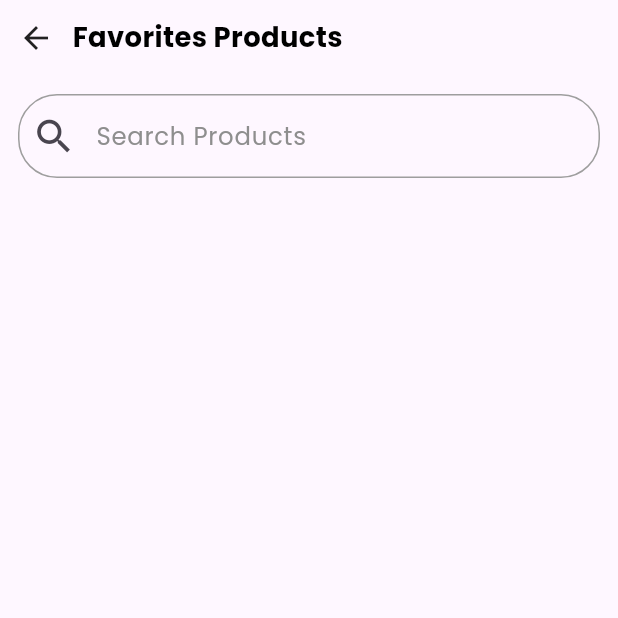
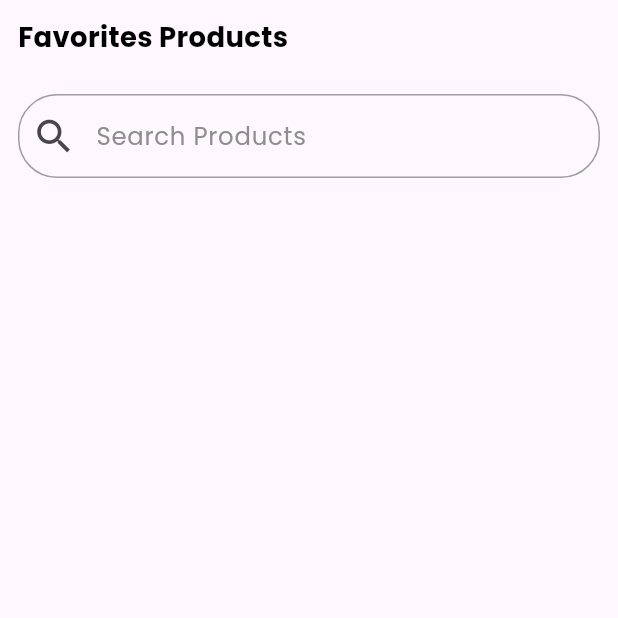
Before and after one commit to ahmedme2002/Shopping_APP, a Flutter app: the FavoriteScreen screen opened directly, on a phone screen of 412 x 824 dp, the top half of it. Run offline on Flutter 3.47's test engine with Material 3 defaults, Android fonts, the phone set to English and light mode, and no system bars; our stand-ins replace awesome_dialog, easy_localization, flutter_screenutil, flutter_svg, geolocator, google_fonts and 2 more; accounts and stored records are empty.

Commit message:
update, orders and favorite

```diff
--- a/lib/features/Favorites/favorite_screen.dart
+++ b/lib/features/Favorites/favorite_screen.dart
@@ -46,22 +46,9 @@ class _FavoriteScreenState extends State<FavoriteScreen> {
           children: [
             Align(
               alignment: Alignment.topLeft,
-              child: Row(
-                children: [
-                  GestureDetector(
-                    onTap: () {
-                      Navigator.of(context).pop();
-                    },
-                    child: Icon(Icons.arrow_back),
-                  ),
-                  SizedBox(
-                    width: size.width * 0.030,
-                  ),
-                  Text(
-                    LocaleKeys.favorites_Products.tr(),
-                    style: pp18b,
-                  ),
-                ],
+              child: Text(
+                LocaleKeys.favorites_Products.tr(),
+                style: pp18b,
               ),
             ),
             SizedBox(
```
Also changed, not shown: lib/features/orders/pages/orders_screen/orders_screen.dart (+3 -16 lines).
